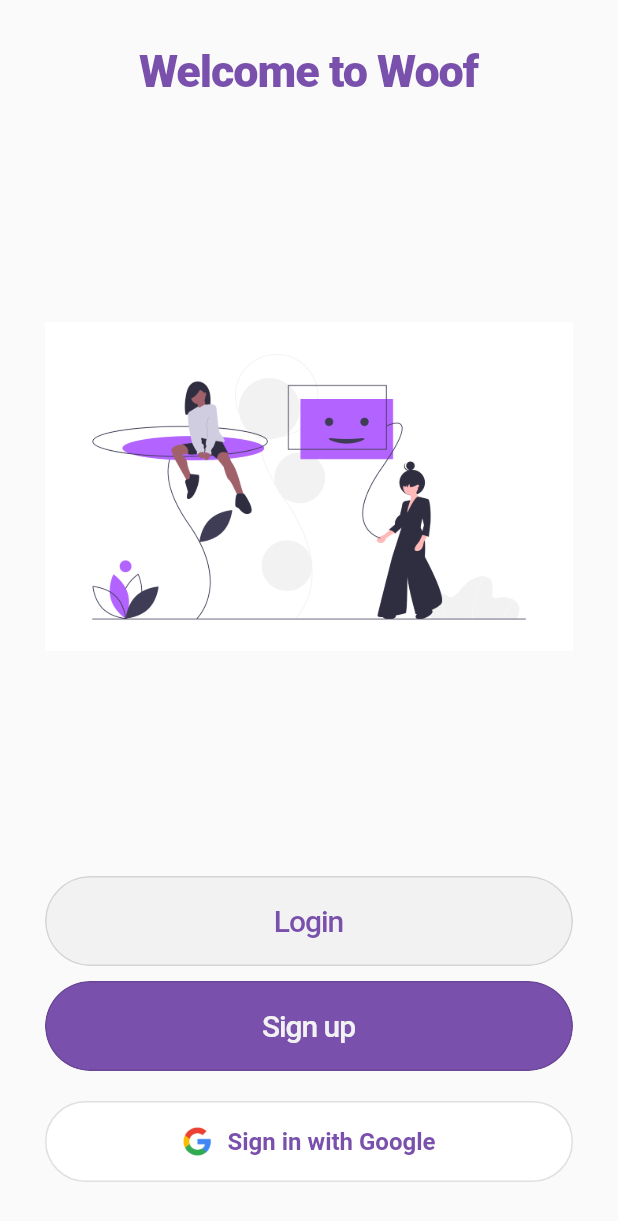
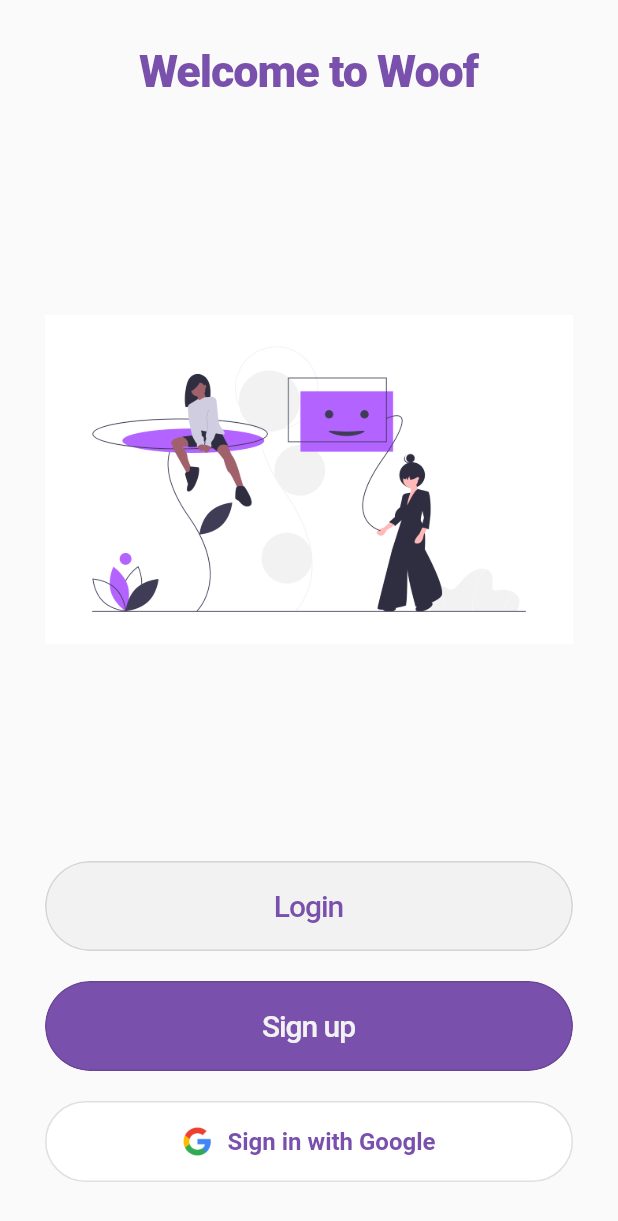
Before and after one commit to Khadeja29/socialapp310n, a Flutter app: the Welcome screen opened by its route, on a phone screen of 412 x 824 dp. Shown: the top 1221 px of the screen. Run offline on Flutter 3.47's test engine with Material 2 defaults, Android fonts, the phone set to English and light mode, and no system bars; our stand-ins replace email_validator, firebase_analytics, firebase_auth, firebase_core, firebase_crashlytics, google_sign_in and 2 more; accounts and stored records are empty; Roboto replaces fonts that are missing (OpenSansCondensed-Bold, OpenSansCondensed-Light).

Commit message:
pull from aechmawy

```diff
--- a/socialapp310/lib/routes/welcome.dart
+++ b/socialapp310/lib/routes/welcome.dart
@@ -3,12 +3,8 @@ import 'package:firebase_analytics/firebase_analytics.dart';
 import 'package:firebase_analytics/observer.dart';
 import 'package:firebase_auth/firebase_auth.dart';
 import 'package:flutter/material.dart';
-import 'package:flutter_signin_button/flutter_signin_button.dart';
 import 'package:socialapp310/utils/color.dart';
 import 'package:socialapp310/utils/styles.dart';
-
-final GoogleSignIn gSignIn = GoogleSignIn();
-//final usersReference = Firestore.instance.collection("users").
 
 class Welcome extends StatefulWidget {
   const Welcome({Key key, this.analytics, this.observer}): super (key: key);
@@ -19,11 +15,7 @@ class Welcome extends StatefulWidget {
 }
 
 class _WelcomeState extends State<Welcome> {
-  bool isSignedIn = false;
-
-
   Future<void> _setCurrentScreen() async {
-    print("before await");
     await widget.analytics.setCurrentScreen(screenName: 'Welcome Page');
     print("SCS : Welcome Page succeeded");
   }
@@ -89,7 +81,7 @@ class _WelcomeState extends State<Welcome> {
                           ),
                         ),
                       ),
-                      SizedBox(height:10),
+                      SizedBox(height:20),
                       Container(
                         height: 60.0,
                         width: 400.0,
@@ -121,9 +113,10 @@ class _WelcomeState extends State<Welcome> {
                                   )
                               ),
                             ),
-                            ),
-                            ),
+
                           ),
+                        ),
+                      ),
                       SizedBox(height:20),
                       GoogleSignInButton(),
                     ],
@@ -145,8 +138,8 @@ class Authentication {
 
     final GoogleSignIn googleSignIn = GoogleSignIn(
       scopes: <String>[
-      'email',
-    ],);
+        'email',
+      ],);
 
     final GoogleSignInAccount googleSignInAccount =
     await googleSignIn.signIn();
```
Also changed, not shown: socialapp310/lib/main.dart (+2 -19 lines).
